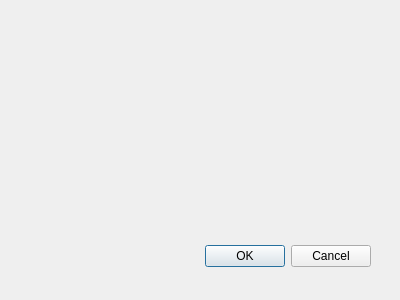
First picture: the form in self_optimize_set.ui, repository rao1219/qt-SON, before the edit.
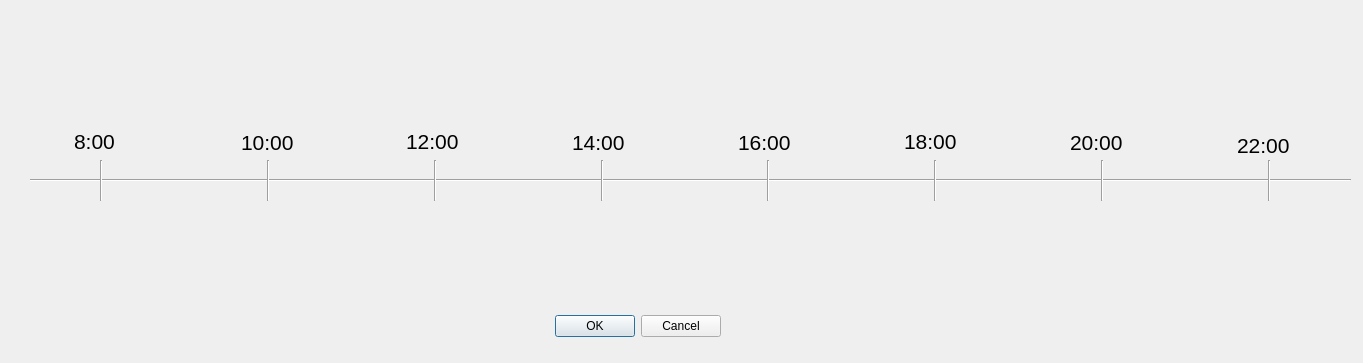
Second picture: the form after the edit.

The edit to the form file:
```diff
--- a/self_optimize_set.ui
+++ b/self_optimize_set.ui
@@ -8,8 +8,8 @@
    <rect>
     <x>0</x>
     <y>0</y>
-    <width>400</width>
-    <height>300</height>
+    <width>1363</width>
+    <height>363</height>
    </rect>
   </property>
   <property name="windowTitle">
@@ -18,9 +18,9 @@
   <widget class="QDialogButtonBox" name="buttonBox">
    <property name="geometry">
     <rect>
-     <x>30</x>
-     <y>240</y>
-     <width>341</width>
+     <x>540</x>
+     <y>310</y>
+     <width>181</width>
      <height>32</height>
     </rect>
    </property>
@@ -31,6 +31,420 @@
     <set>QDialogButtonBox::Cancel|QDialogButtonBox::Ok</set>
    </property>
   </widget>
+  <widget class="Line" name="line">
+   <property name="geometry">
+    <rect>
+     <x>30</x>
+     <y>170</y>
+     <width>1321</width>
+     <height>20</height>
+    </rect>
+   </property>
+   <property name="styleSheet">
+    <string notr="true">color: rgb(255, 255, 255);</string>
+   </property>
+   <property name="orientation">
+    <enum>Qt::Horizontal</enum>
+   </property>
+  </widget>
+  <widget class="QLabel" name="label">
+   <property name="geometry">
+    <rect>
+     <x>74</x>
+     <y>131</y>
+     <width>61</width>
+     <height>21</height>
+    </rect>
+   </property>
+   <property name="font">
+    <font>
+     <pointsize>16</pointsize>
+    </font>
+   </property>
+   <property name="text">
+    <string>8:00</string>
+   </property>
+  </widget>
+  <widget class="QLabel" name="label_2">
+   <property name="geometry">
+    <rect>
+     <x>241</x>
+     <y>132</y>
+     <width>61</width>
+     <height>21</height>
+    </rect>
+   </property>
+   <property name="font">
+    <font>
+     <pointsize>16</pointsize>
+    </font>
+   </property>
+   <property name="text">
+    <string>10:00</string>
+   </property>
+  </widget>
+  <widget class="QLabel" name="label_3">
+   <property name="geometry">
+    <rect>
+     <x>406</x>
+     <y>131</y>
+     <width>61</width>
+     <height>21</height>
+    </rect>
+   </property>
+   <property name="font">
+    <font>
+     <pointsize>16</pointsize>
+    </font>
+   </property>
+   <property name="text">
+    <string>12:00</string>
+   </property>
+  </widget>
+  <widget class="QLabel" name="label_4">
+   <property name="geometry">
+    <rect>
+     <x>572</x>
+     <y>132</y>
+     <width>61</width>
+     <height>21</height>
+    </rect>
+   </property>
+   <property name="font">
+    <font>
+     <pointsize>16</pointsize>
+    </font>
+   </property>
+   <property name="text">
+    <string>14:00</string>
+   </property>
+  </widget>
+  <widget class="QLabel" name="label_5">
+   <property name="geometry">
+    <rect>
+     <x>738</x>
+     <y>132</y>
+     <width>61</width>
+     <height>21</height>
+    </rect>
+   </property>
+   <property name="font">
+    <font>
+     <pointsize>16</pointsize>
+    </font>
+   </property>
+   <property name="text">
+    <string>16:00</string>
+   </property>
+  </widget>
+  <widget class="QLabel" name="label_6">
+   <property name="geometry">
+    <rect>
+     <x>904</x>
+     <y>131</y>
+     <width>61</width>
+     <height>21</height>
+    </rect>
+   </property>
+   <property name="font">
+    <font>
+     <pointsize>16</pointsize>
+    </font>
+   </property>
+   <property name="text">
+    <string>18:00</string>
+   </property>
+  </widget>
+  <widget class="QLabel" name="label_7">
+   <property name="geometry">
+    <rect>
+     <x>1070</x>
+     <y>132</y>
+     <width>61</width>
+     <height>21</height>
+    </rect>
+   </property>
+   <property name="font">
+    <font>
+     <pointsize>16</pointsize>
+    </font>
+   </property>
+   <property name="text">
+    <string>20:00</string>
+   </property>
+  </widget>
+  <widget class="QLabel" name="label_8">
+   <property name="geometry">
+    <rect>
+     <x>1237</x>
+     <y>135</y>
+     <width>61</width>
+     <height>21</height>
+    </rect>
+   </property>
+   <property name="font">
+    <font>
+     <pointsize>16</pointsize>
+    </font>
+   </property>
+   <property name="text">
+    <string>22:00</string>
+   </property>
+  </widget>
+  <widget class="QWidget" name="verticalLayoutWidget">
+   <property name="geometry">
+    <rect>
+     <x>140</x>
+     <y>140</y>
+     <width>101</width>
+     <height>80</height>
+    </rect>
+   </property>
+   <layout class="QVBoxLayout" name="verticalLayout"/>
+  </widget>
+  <widget class="QWidget" name="verticalLayoutWidget_2">
+   <property name="geometry">
+    <rect>
+     <x>310</x>
+     <y>140</y>
+     <width>101</width>
+     <height>80</height>
+    </rect>
+   </property>
+   <layout class="QVBoxLayout" name="verticalLayout_2"/>
+  </widget>
+  <widget class="QWidget" name="layoutWidget">
+   <property name="geometry">
+    <rect>
+     <x>100</x>
+     <y>160</y>
+     <width>1171</width>
+     <height>41</height>
+    </rect>
+   </property>
+   <layout class="QHBoxLayout" name="horizontalLayout">
+    <item>
+     <widget class="Line" name="line_2">
+      <property name="orientation">
+       <enum>Qt::Vertical</enum>
+      </property>
+     </widget>
+    </item>
+    <item>
+     <spacer name="horizontalSpacer">
+      <property name="orientation">
+       <enum>Qt::Horizontal</enum>
+      </property>
+      <property name="sizeHint" stdset="0">
+       <size>
+        <width>88</width>
+        <height>20</height>
+       </size>
+      </property>
+     </spacer>
+    </item>
+    <item>
+     <widget class="Line" name="line_6">
+      <property name="orientation">
+       <enum>Qt::Vertical</enum>
+      </property>
+     </widget>
+    </item>
+    <item>
+     <spacer name="horizontalSpacer_14">
+      <property name="orientation">
+       <enum>Qt::Horizontal</enum>
+      </property>
+      <property name="sizeHint" stdset="0">
+       <size>
+        <width>88</width>
+        <height>20</height>
+       </size>
+      </property>
+     </spacer>
+    </item>
+    <item>
+     <widget class="Line" name="line_25">
+      <property name="orientation">
+       <enum>Qt::Vertical</enum>
+      </property>
+     </widget>
+    </item>
+    <item>
+     <spacer name="horizontalSpacer_29">
+      <property name="orientation">
+       <enum>Qt::Horizontal</enum>
+      </property>
+      <property name="sizeHint" stdset="0">
+       <size>
+        <width>88</width>
+        <height>20</height>
+       </size>
+      </property>
+     </spacer>
+    </item>
+    <item>
+     <widget class="Line" name="line_24">
+      <property name="orientation">
+       <enum>Qt::Vertical</enum>
+      </property>
+     </widget>
+    </item>
+    <item>
+     <spacer name="horizontalSpacer_30">
+      <property name="orientation">
+       <enum>Qt::Horizontal</enum>
+      </property>
+      <property name="sizeHint" stdset="0">
+       <size>
+        <width>88</width>
+        <height>20</height>
+       </size>
+      </property>
+     </spacer>
+    </item>
+    <item>
+     <widget class="Line" name="line_27">
+      <property name="orientation">
+       <enum>Qt::Vertical</enum>
+      </property>
+     </widget>
+    </item>
+    <item>
+     <spacer name="horizontalSpacer_31">
+      <property name="orientation">
+       <enum>Qt::Horizontal</enum>
+      </property>
+      <property name="sizeHint" stdset="0">
+       <size>
+        <width>88</width>
+        <height>20</height>
+       </size>
+      </property>
+     </spacer>
+    </item>
+    <item>
+     <widget class="Line" name="line_26">
+      <property name="orientation">
+       <enum>Qt::Vertical</enum>
+      </property>
+     </widget>
+    </item>
+    <item>
+     <spacer name="horizontalSpacer_32">
+      <property name="orientation">
+       <enum>Qt::Horizontal</enum>
+      </property>
+      <property name="sizeHint" stdset="0">
+       <size>
+        <width>88</width>
+        <height>20</height>
+       </size>
+      </property>
+     </spacer>
+    </item>
+    <item>
+     <widget class="Line" name="line_29">
+      <property name="orientation">
+       <enum>Qt::Vertical</enum>
+      </property>
+     </widget>
+    </item>
+    <item>
+     <spacer name="horizontalSpacer_33">
+      <property name="orientation">
+       <enum>Qt::Horizontal</enum>
+      </property>
+      <property name="sizeHint" stdset="0">
+       <size>
+        <width>88</width>
+        <height>20</height>
+       </size>
+      </property>
+     </spacer>
+    </item>
+    <item>
+     <widget class="Line" name="line_28">
+      <property name="orientation">
+       <enum>Qt::Vertical</enum>
+      </property>
+     </widget>
+    </item>
+   </layout>
+  </widget>
+  <widget class="QWidget" name="verticalLayoutWidget_3">
+   <property name="geometry">
+    <rect>
+     <x>473</x>
+     <y>140</y>
+     <width>101</width>
+     <height>80</height>
+    </rect>
+   </property>
+   <layout class="QVBoxLayout" name="verticalLayout_3"/>
+  </widget>
+  <widget class="QWidget" name="verticalLayoutWidget_4">
+   <property name="geometry">
+    <rect>
+     <x>640</x>
+     <y>141</y>
+     <width>101</width>
+     <height>80</height>
+    </rect>
+   </property>
+   <layout class="QVBoxLayout" name="verticalLayout_4"/>
+  </widget>
+  <widget class="QWidget" name="verticalLayoutWidget_5">
+   <property name="geometry">
+    <rect>
+     <x>806</x>
+     <y>143</y>
+     <width>101</width>
+     <height>80</height>
+    </rect>
+   </property>
+   <layout class="QVBoxLayout" name="verticalLayout_5"/>
+  </widget>
+  <widget class="QWidget" name="verticalLayoutWidget_6">
+   <property name="geometry">
+    <rect>
+     <x>972</x>
+     <y>143</y>
+     <width>101</width>
+     <height>80</height>
+    </rect>
+   </property>
+   <layout class="QVBoxLayout" name="verticalLayout_6"/>
+  </widget>
+  <widget class="QWidget" name="verticalLayoutWidget_7">
+   <property name="geometry">
+    <rect>
+     <x>1139</x>
+     <y>140</y>
+     <width>101</width>
+     <height>80</height>
+    </rect>
+   </property>
+   <layout class="QVBoxLayout" name="verticalLayout_7"/>
+  </widget>
+  <zorder>buttonBox</zorder>
+  <zorder>line</zorder>
+  <zorder>layoutWidget</zorder>
+  <zorder>label</zorder>
+  <zorder>label_2</zorder>
+  <zorder>label_3</zorder>
+  <zorder>label_4</zorder>
+  <zorder>label_5</zorder>
+  <zorder>label_6</zorder>
+  <zorder>label_7</zorder>
+  <zorder>label_8</zorder>
+  <zorder>verticalLayoutWidget</zorder>
+  <zorder>verticalLayoutWidget_2</zorder>
+  <zorder>verticalLayoutWidget_3</zorder>
+  <zorder>verticalLayoutWidget_4</zorder>
+  <zorder>verticalLayoutWidget_5</zorder>
+  <zorder>verticalLayoutWidget_6</zorder>
+  <zorder>verticalLayoutWidget_7</zorder>
  </widget>
  <pixmapfunction/>
  <resources/>
```
Left out of the diff: 7 changed lines with no effect on the pictures.
